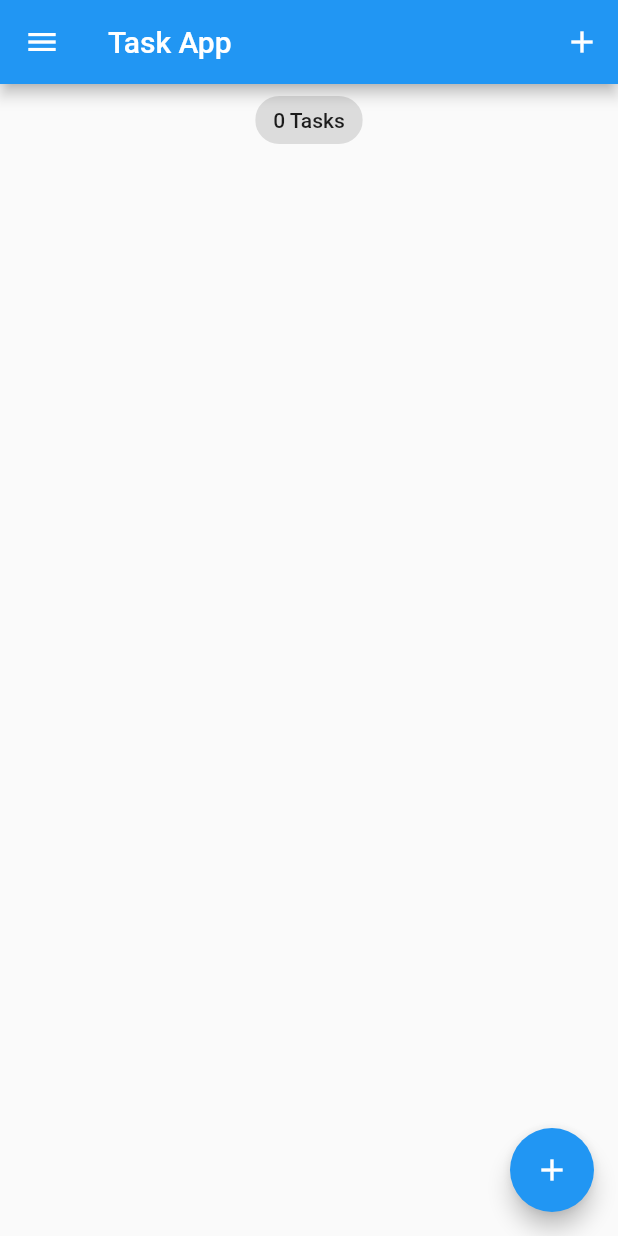
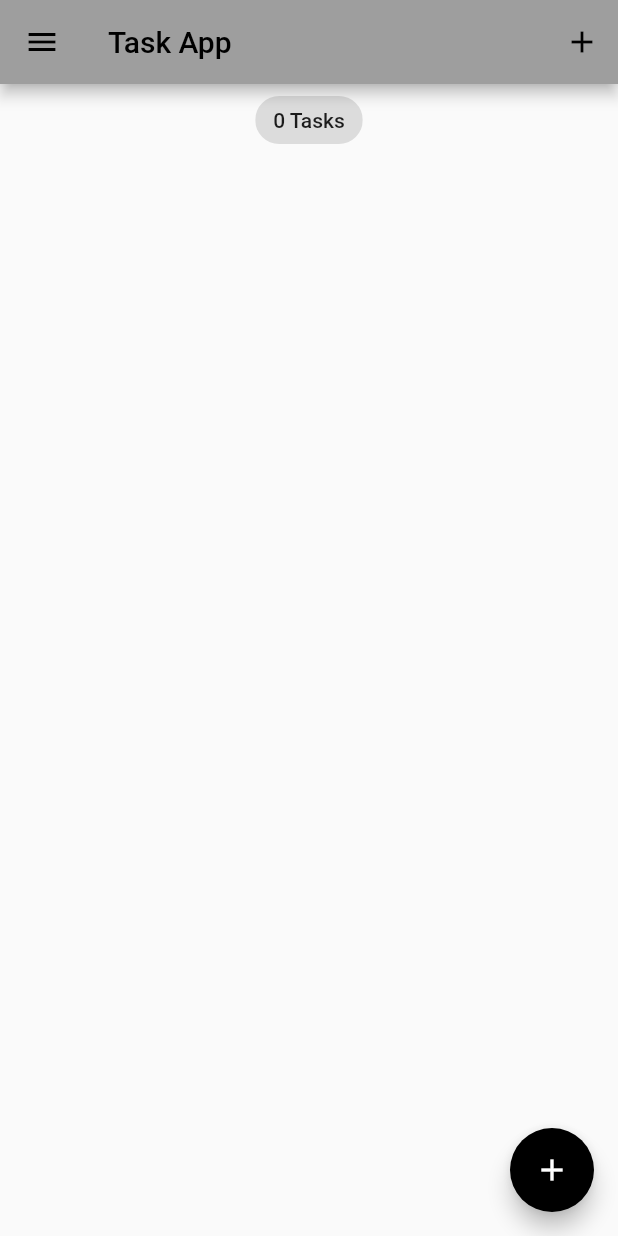
Before and after one commit to cronos88/flutter_task_app_bloc, a Flutter app: the screen it shows after launch, in the side drawer, after a tap on "My Tasks", on a phone screen of 412 x 824 dp. Run offline on Flutter 3.47's test engine with Material 2 defaults, Android fonts, the light colour scheme and no system bars; our stand-ins replace bloc, equatable, flutter_bloc, hydrated_bloc.

Commit message:
Implementar Switch para cambiar el tema de la app, usando Bloc

```diff
--- a/lib/blocs/bloc_exports.dart
+++ b/lib/blocs/bloc_exports.dart
@@ -1,3 +1,4 @@
 export './tasks/tasks_bloc.dart';
+export './switch/switch_bloc.dart';
 export 'package:flutter_bloc/flutter_bloc.dart';
 export 'package:hydrated_bloc/hydrated_bloc.dart';
--- /dev/null
+++ b/lib/blocs/switch/switch_event.dart
@@ -0,0 +1,12 @@
+part of 'switch_bloc.dart';
+
+abstract class SwitchEvent extends Equatable {
+  const SwitchEvent();
+
+  @override
+  List<Object> get props => [];
+}
+
+class SwitchOnEvent extends SwitchEvent {}
+
+class SwitchOffEvent extends SwitchEvent {}
--- /dev/null
+++ b/lib/blocs/switch/switch_state.dart
@@ -0,0 +1,13 @@
+part of 'switch_bloc.dart';
+
+class SwitchState extends Equatable {
+  final bool switchValue;
+  const SwitchState({required this.switchValue});
+
+  @override
+  List<Object> get props => [switchValue];
+}
+
+class SwitchInitial extends SwitchState {
+  const SwitchInitial({required super.switchValue});
+}
--- a/lib/main.dart
+++ b/lib/main.dart
@@ -4,19 +4,28 @@ import 'package:path_provider/path_provider.dart';
 import 'blocs/bloc_exports.dart';
 import 'screens/task_screen.dart';
 import 'services/app_router.dart';
+import 'services/app_theme.dart';
+
+// void main() async {
+//   WidgetsFlutterBinding.ensureInitialized();
+//   final storage = await HydratedStorage.build(
+//       storageDirectory: await getApplicationDocumentsDirectory());
+//   HydratedBlocOverrides.runZoned(
+//     () => runApp(
+//       MyApp(
+//         appRouter: AppRouter(),
+//       ),
+//     ),
+//     storage: storage,
+//   );
+// }
 
 void main() async {
   WidgetsFlutterBinding.ensureInitialized();
-  final storage = await HydratedStorage.build(
+  HydratedBloc.storage = await HydratedStorage.build(
       storageDirectory: await getApplicationDocumentsDirectory());
-  HydratedBlocOverrides.runZoned(
-    () => runApp(
-      MyApp(
-        appRouter: AppRouter(),
-      ),
-    ),
-    storage: storage,
-  );
+
+  runApp(MyApp(appRouter: AppRouter()));
 }
 
 class MyApp extends StatelessWidget {
@@ -26,17 +35,28 @@ class MyApp extends StatelessWidget {
 
   @override
   Widget build(BuildContext context) {
-    return BlocProvider(
-      create: (context) => TasksBloc(),
-      child: MaterialApp(
-        title: 'Flutter Task App',
-        theme: ThemeData(primarySwatch: Colors.blue),
-        home: const TaskScreen(),
-        onGenerateRoute: appRouter.onGenerateRoute,
+    return MultiBlocProvider(
+      // create: (context) => TasksBloc(),
+      providers: [
+        BlocProvider(create: (context) => TasksBloc()),
+        BlocProvider(create: (context) => SwitchBloc()),
+      ],
+      child: BlocBuilder<SwitchBloc, SwitchState>(
+        builder: (context, state) {
+          return MaterialApp(
+            debugShowCheckedModeBanner: false,
+            title: 'Flutter Task App',
+            theme: state.switchValue
+                ? AppThemes.appThemeData[AppTheme.darkTheme]
+                : AppThemes.appThemeData[AppTheme.lightTheme],
+            home: const TaskScreen(),
+            onGenerateRoute: appRouter.onGenerateRoute,
+          );
+        },
       ),
     );
   }
 }
 
 // https://www.youtube.com/watch?v=PD0eAXLd5ls&list=PL4KQIoSGkL6uHbPnb1-bcWE07KT9aohQ-&index=9
-// QUEDAMOS EN MINUTO 1:05:45
+// QUEDAMOS EN MINUTO 1:13:13
--- a/lib/screens/my_drawer.dart
+++ b/lib/screens/my_drawer.dart
@@ -25,7 +25,8 @@ class MyDrawer extends StatelessWidget {
             BlocBuilder<TasksBloc, TasksState>(
               builder: (context, state) {
                 return GestureDetector(
-                  onTap: () => Navigator.of(context).pushNamed(TaskScreen.id),
+                  onTap: () =>
+                      Navigator.of(context).pushReplacementNamed(TaskScreen.id),
                   child: ListTile(
                     leading: const Icon(Icons.folder_special),
                     title: const Text('My Tasks'),
@@ -38,12 +39,25 @@ class MyDrawer extends StatelessWidget {
             BlocBuilder<TasksBloc, TasksState>(
               builder: (context, state) {
                 return GestureDetector(
-                  onTap: () => Navigator.of(context).pushNamed(RecycleBin.id),
+                  onTap: () =>
+                      Navigator.of(context).pushReplacementNamed(RecycleBin.id),
                   child: ListTile(
                     leading: const Icon(Icons.delete),
                     title: const Text('Bin'),
                     trailing: Text('${state.removedTasks.length}'),
                   ),
+                );
+              },
+            ),
+            BlocBuilder<SwitchBloc, SwitchState>(
+              builder: (context, state) {
+                return Switch(
+                  value: state.switchValue,
+                  onChanged: (newValue) {
+                    newValue
+                        ? context.read<SwitchBloc>().add(SwitchOnEvent())
+                        : context.read<SwitchBloc>().add(SwitchOffEvent());
+                  },
                 );
               },
             ),
--- /dev/null
+++ b/lib/services/app_theme.dart
@@ -0,0 +1,58 @@
+import 'package:flutter/material.dart';
+
+enum AppTheme {
+  lightTheme,
+  darkTheme,
+}
+
+class AppThemes {
+  static final appThemeData = {
+    AppTheme.darkTheme: ThemeData(
+      primarySwatch: Colors.grey,
+      primaryColor: Colors.black,
+      brightness: Brightness.dark,
+      backgroundColor: const Color(0xFF212121),
+      dividerColor: Colors.black54,
+      floatingActionButtonTheme: const FloatingActionButtonThemeData(
+        backgroundColor: Colors.white,
+      ),
+      textButtonTheme: TextButtonThemeData(
+        style: ButtonStyle(
+          foregroundColor: MaterialStateProperty.all(Colors.white),
+        ),
+      ),
+      textTheme: const TextTheme(
+        subtitle1: TextStyle(color: Colors.white),
+      ),
+      bottomNavigationBarTheme: const BottomNavigationBarThemeData(
+          backgroundColor: Colors.grey, unselectedItemColor: Colors.white),
+    ),
+
+    //
+    //
+
+    AppTheme.lightTheme: ThemeData(
+      primarySwatch: Colors.grey,
+      primaryColor: Colors.white,
+      brightness: Brightness.light,
+      backgroundColor: const Color(0xFFE5E5E5),
+      dividerColor: const Color(0xff757575),
+      floatingActionButtonTheme: const FloatingActionButtonThemeData(
+        backgroundColor: Colors.black,
+        foregroundColor: Colors.white,
+      ),
+      textButtonTheme: TextButtonThemeData(
+        style: ButtonStyle(
+          foregroundColor: MaterialStateProperty.all(Colors.black),
+        ),
+      ),
+      textTheme: const TextTheme(
+        subtitle1: TextStyle(color: Colors.black),
+      ),
+      bottomNavigationBarTheme: const BottomNavigationBarThemeData(
+          backgroundColor: Colors.grey,
+          selectedItemColor: Colors.black,
+          unselectedItemColor: Colors.white),
+    ),
+  };
+}
```
Also changed, not shown: instrucciones.txt (+125 -0 lines), lib/blocs/switch/switch_bloc.dart (added, +20 -0 lines), pubspec.yaml (+6 -14 lines), pubspec.lock.
